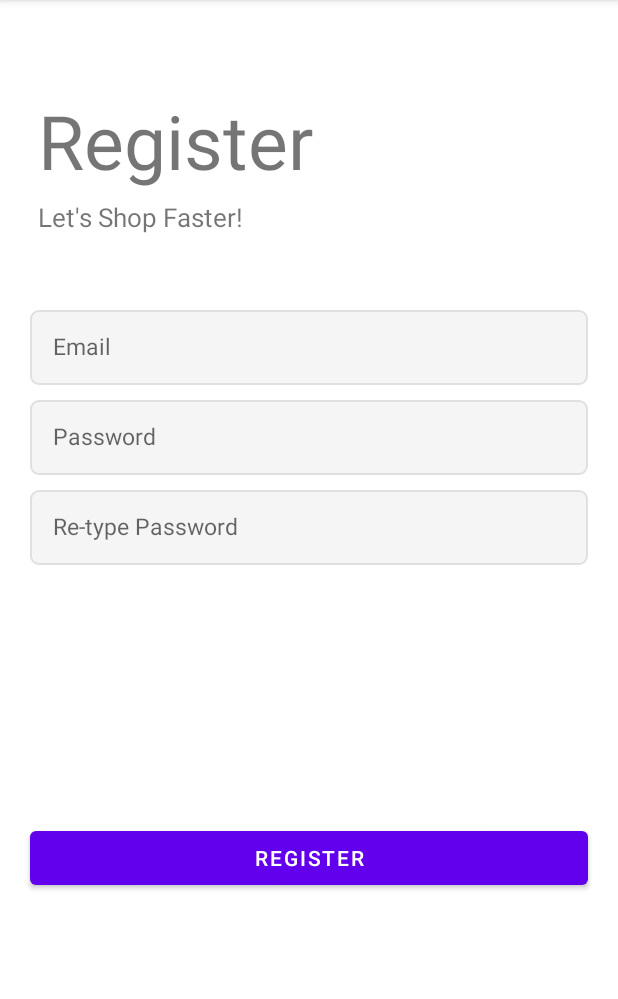
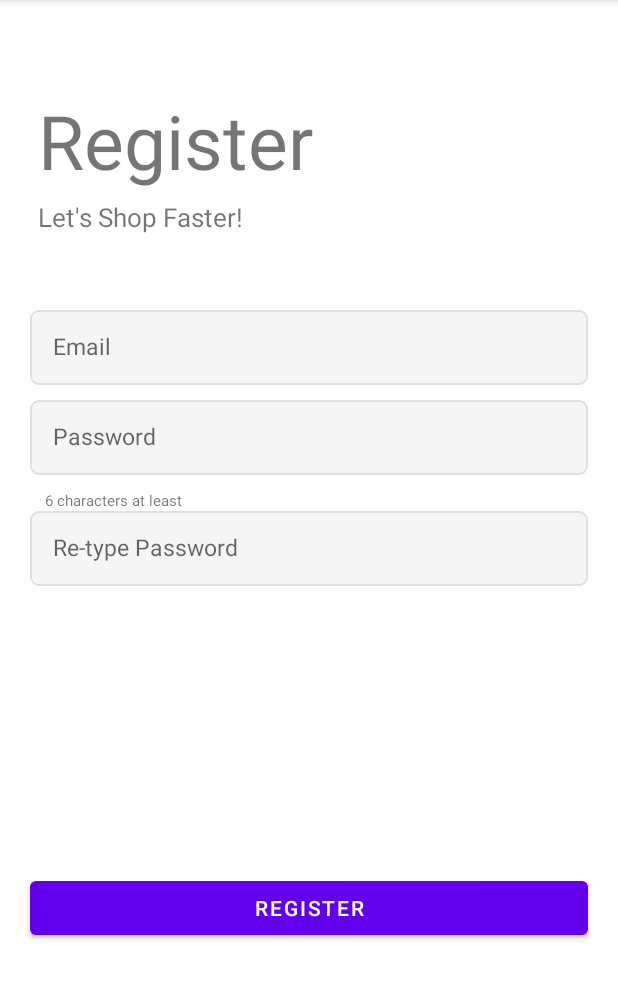
Before and after one commit to AvichaiEliyahu/FinalProject, an Android app: the screen it shows after launch (Activity_Register), on a phone screen of 412 x 824 dp, the part 84-1083 px from its top. Run offline under Robolectric (Android 15) with nearby library versions, the phone set to English and light mode, and no system bars; our stand-ins replace Firebase (no records; nobody signed in at launch, a user with empty details on screens opened directly).

Commit message:
Register activity  fix

```diff
--- a/app/src/main/java/com/example/finalproject/Activity_Register.java
+++ b/app/src/main/java/com/example/finalproject/Activity_Register.java
@@ -8,6 +8,7 @@ import android.os.Bundle;
 import android.util.Log;
 import android.view.View;
 import android.widget.Button;
+import android.widget.EditText;
 import android.widget.TextView;
 import android.widget.Toast;
 
@@ -21,9 +22,10 @@ import com.google.firebase.database.FirebaseDatabase;
 public class Activity_Register extends AppCompatActivity {
     private static final String TAG = "register TAG";
     private Button register_BTN_register;
-    private TextView register_EDT_email;
-    private TextView register_EDT_password;
-    private TextView register_EDT_repassword;
+    private EditText register_EDT_email;
+    private EditText register_EDT_password;
+    private EditText register_EDT_repassword;
+    private TextView register_TXT_message;
     private FirebaseAuth mAuth;
 
     @Override
@@ -60,25 +62,27 @@ public class Activity_Register extends AppCompatActivity {
                                 FirebaseUser user = mAuth.getCurrentUser();
                                 Toast.makeText(Activity_Register.this, "Welcome " + register_EDT_email.getText().toString(),
                                         Toast.LENGTH_SHORT).show();
-                                updateUI();
+                                updateUI("Welcome " + register_EDT_email.getText().toString());
                             } else {
                                 // If sign in fails, display a message to the user.
                                 Log.d(TAG, "createUserWithEmail:failure", task.getException());
-                                Toast.makeText(Activity_Register.this, "Authentication failed.",
-                                        Toast.LENGTH_SHORT).show();
+                                Toast.makeText(Activity_Register.this, "Authentication failed.\n " +task.getException().getMessage(),
+                                        Toast.LENGTH_LONG).show();
+                                updateUI(task.getException().getMessage());
                             }
-
-                            // ...
                         }
                     });
         }else {
             register_EDT_password.setBackgroundColor(Color.RED);
             register_EDT_repassword.setBackgroundColor(Color.RED);
+            updateUI("Not equal passwords!");
         }
 
     }
 
-    private void updateUI() {
+    private void updateUI(String text) {
+        register_TXT_message.setVisibility(View.VISIBLE);
+        register_TXT_message.setText(text);
     }
 
     private void findViews() {
@@ -86,7 +90,7 @@ public class Activity_Register extends AppCompatActivity {
         register_EDT_email = findViewById(R.id.register_EDT_email);
         register_EDT_password = findViewById(R.id.register_EDT_password);
         register_EDT_repassword = findViewById(R.id.register_EDT_repassword);
-
+        register_TXT_message = findViewById(R.id.register_TXT_message);
     }
 
 
--- a/app/src/main/res/layout/activity_register.xml
+++ b/app/src/main/res/layout/activity_register.xml
@@ -54,6 +54,12 @@
         android:inputType="textPassword"
         android:background="@drawable/et_custom"
         android:textSize="15sp" />
+    <TextView
+        android:layout_width="wrap_content"
+        android:layout_height="wrap_content"
+        android:layout_marginLeft="30dp"
+        android:textSize="10sp"
+        android:text="6 characters at least"/>
 
     <EditText
         android:id="@+id/register_EDT_repassword"
@@ -67,6 +73,17 @@
         android:background="@drawable/et_custom"
         android:textSize="15sp" />
 
+    <TextView
+        android:id="@+id/register_TXT_message"
+        android:layout_width="wrap_content"
+        android:layout_height="wrap_content"
+        android:layout_marginLeft="20dp"
+        android:layout_marginRight="20dp"
+        android:padding="15dp"
+        android:textSize="15sp"
+        android:visibility="invisible"
+        android:hint="message"
+        />
     <RelativeLayout
         android:layout_width="match_parent"
         android:layout_height="0dp"
```
